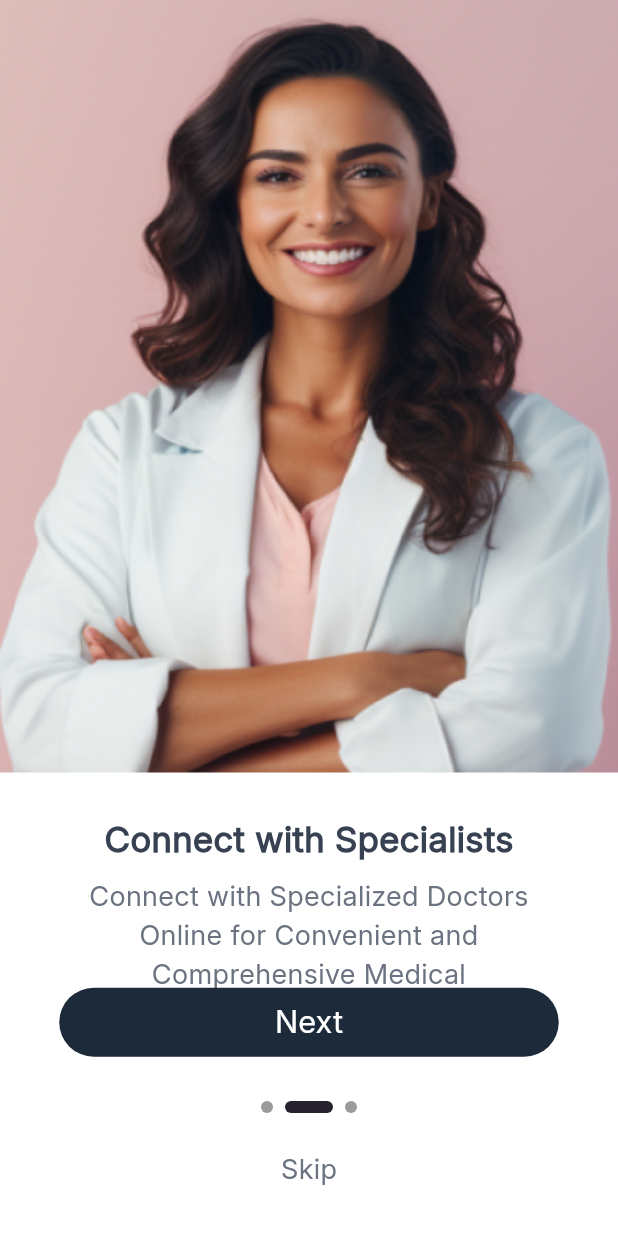
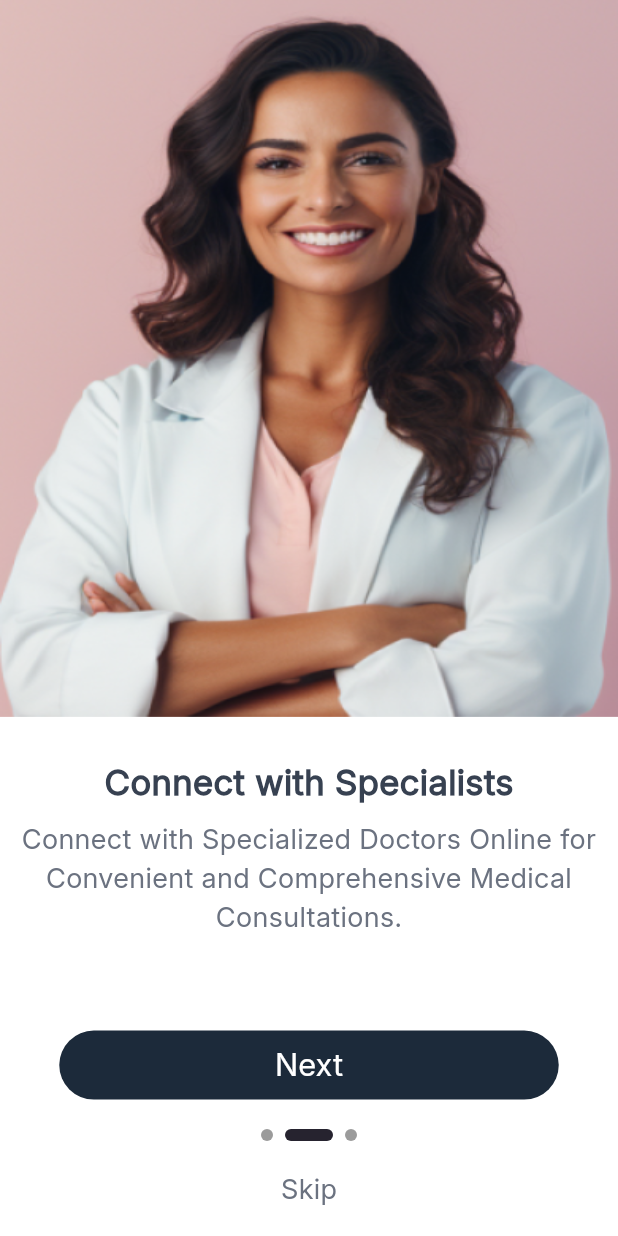
Before and after one commit to Kolass2004/HealthPal, a Flutter app: the screen it shows after launch, after a tap on "Next", on a phone screen of 412 x 824 dp. Run offline on Flutter 3.47's test engine with Material 3 defaults, Android fonts, the phone set to English and light mode, and no system bars; drawn by our look-alikes of smooth_page_indicator; our stand-ins replace device_preview, flutter_svg, go_router.

Commit message:
fixed responsivnes in boarding view

```diff
--- /dev/null
+++ b/devtools_options.yaml
@@ -0,0 +1,3 @@
+description: This file stores settings for Dart & Flutter DevTools.
+documentation: https://docs.flutter.dev/tools/devtools/extensions#configure-extension-enablement-states
+extensions:
--- a/lib/main.dart
+++ b/lib/main.dart
@@ -1,8 +1,16 @@
+import 'package:device_preview/device_preview.dart';
 import 'package:flutter/material.dart';
 import 'package:health_pal/utils/app_router.dart';
 
 void main() {
-  runApp(const HealthPal());
+  runApp(
+    DevicePreview(
+      enabled: false,
+      builder: (context) {
+        return const HealthPal();
+      },
+    ),
+  );
 }
 
 class HealthPal extends StatelessWidget {
@@ -10,9 +18,11 @@ class HealthPal extends StatelessWidget {
 
   @override
   Widget build(BuildContext context) {
-    return  MaterialApp.router(
+    return MaterialApp.router(
       routerConfig: AppRouter.router,
       debugShowCheckedModeBanner: false,
+      locale: DevicePreview.locale(context),
+      builder: DevicePreview.appBuilder,
     );
   }
 }
--- a/lib/widgets/custom_button.dart
+++ b/lib/widgets/custom_button.dart
@@ -18,8 +18,6 @@ class CustomButton extends StatelessWidget {
           borderRadius: BorderRadius.circular(63),
         ),
       ),
-      child: Padding(
-        padding: const EdgeInsets.symmetric(horizontal: 125),
       child: FittedBox(
         fit: BoxFit.scaleDown,
         child: Text(
@@ -30,7 +28,6 @@ class CustomButton extends StatelessWidget {
           textAlign: TextAlign.center,
         ),
       ),
-      ),
     );
   }
 }
--- a/lib/widgets/on_boarding_view_body.dart
+++ b/lib/widgets/on_boarding_view_body.dart
@@ -22,6 +22,8 @@ class _OnBoardingViewBodyState extends State<OnBoardingViewBody> {
 
   @override
   Widget build(BuildContext context) {
+    var height = MediaQuery.sizeOf(context).height;
+    var width = MediaQuery.sizeOf(context).width;
     return Stack(
       children: [
         PageView(
@@ -58,10 +60,17 @@ class _OnBoardingViewBodyState extends State<OnBoardingViewBody> {
             ),
           ],
         ),
-        Column(
+        Positioned(
+          bottom: 0,
+          child: SizedBox(
+            height: height * .19,
+            width: width,
+            child: Column(
               crossAxisAlignment: CrossAxisAlignment.stretch,
-          mainAxisAlignment: MainAxisAlignment.end,
               children: [
+                const Expanded(
+                  child: SizedBox(),
+                ),
                 Padding(
                   padding: const EdgeInsets.symmetric(horizontal: 39.5),
                   child: onLastPage
@@ -79,8 +88,8 @@ class _OnBoardingViewBodyState extends State<OnBoardingViewBody> {
                           },
                         ),
                 ),
-            const SizedBox(
-              height: 28.5,
+                const Expanded(
+                  child: SizedBox(),
                 ),
                 Center(
                   child: SmoothPageIndicator(
@@ -95,8 +104,8 @@ class _OnBoardingViewBodyState extends State<OnBoardingViewBody> {
                     ),
                   ),
                 ),
-            const SizedBox(
-              height: 24,
+                const Expanded(
+                  child: SizedBox(),
                 ),
                 Center(
                   child: Tapper(
@@ -115,10 +124,12 @@ class _OnBoardingViewBodyState extends State<OnBoardingViewBody> {
                     ),
                   ),
                 ),
-            const SizedBox(
-              height: 32,
+                const Expanded(
+                  child: SizedBox(),
                 ),
               ],
+            ),
+          ),
         )
       ],
     );
--- a/lib/widgets/on_boarding_widget.dart
+++ b/lib/widgets/on_boarding_widget.dart
@@ -11,24 +11,23 @@ class OnBoardingWidget extends StatelessWidget {
   @override
   Widget build(BuildContext context) {
     var width = MediaQuery.sizeOf(context).width;
+    var height = MediaQuery.sizeOf(context).height;
     return Column(
       children: [
-        Expanded(
-          flex: 5,
-          child: Image.asset(
+        Image.asset(
           onBoardingModel.img,
           width: width,
+          height: height * .58,
           fit: BoxFit.fill,
         ),
-        ),
-        Expanded(
-          flex: 3,
-          child: Container(
+        Container(
           color: AppColors.secondaryColor,
+          height: height * 0.21,
           child: Column(
             children: [
-                const SizedBox(
-                  height: 28,
+              const Expanded(
+                flex: 1,
+                child: SizedBox(),
               ),
               Padding(
                 padding: const EdgeInsets.symmetric(horizontal: 20.5),
@@ -46,7 +45,7 @@ class OnBoardingWidget extends StatelessWidget {
                 height: 8,
               ),
               Padding(
-                  padding: const EdgeInsets.symmetric(horizontal: 39.5),
+                padding: EdgeInsets.symmetric(horizontal: width * 0.025),
                 child: Text(
                   onBoardingModel.subTitle,
                   style: Appstyles.styleRegular14.copyWith(
@@ -55,8 +54,11 @@ class OnBoardingWidget extends StatelessWidget {
                   textAlign: TextAlign.center,
                 ),
               ),
+              const Expanded(
+                flex: 1,
+                child: SizedBox(),
+              ),
             ],
-            ),
           ),
         )
       ],
--- a/pubspec.yaml
+++ b/pubspec.yaml
@@ -29,6 +29,7 @@ environment:
 # versions available, run `flutter pub outdated`.
 dependencies:
   cupertino_icons: ^1.0.8
+  device_preview: ^1.2.0
   flutter:
     sdk: flutter
   flutter_svg: ^2.0.10+1
```
Also changed, not shown: pubspec.lock, 1 other file. Lines whose indentation alone changed are shown as unchanged.
